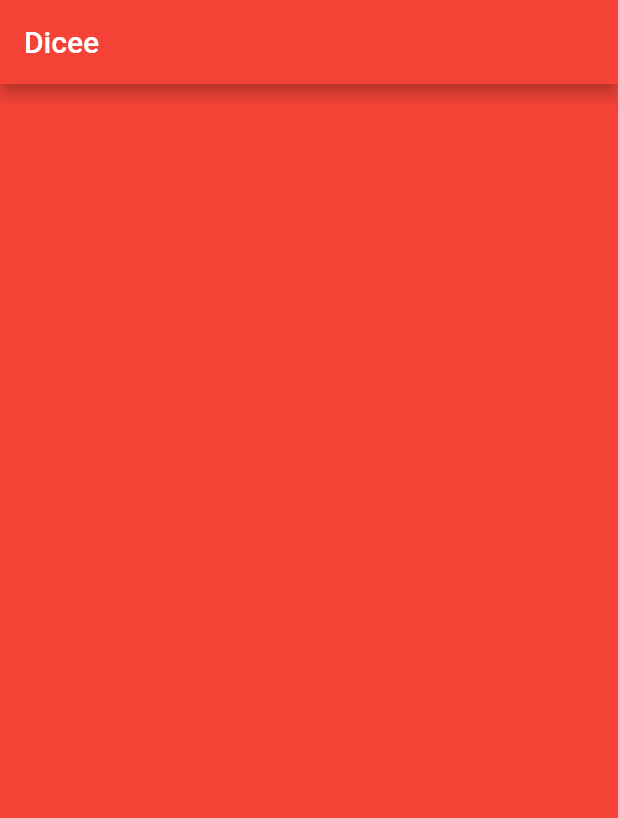
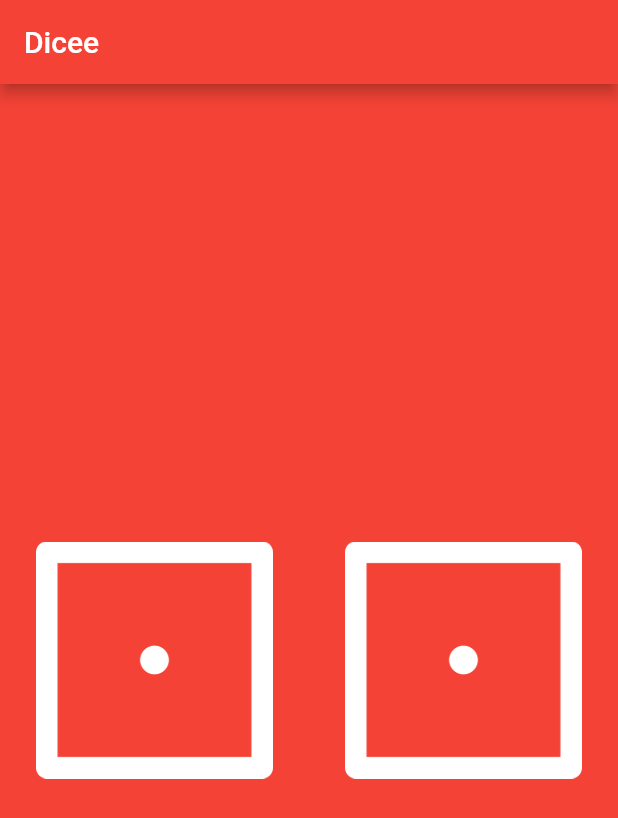
Before and after one commit to londonappbrewery/dicee-flutter, a Flutter app: the screen it shows after launch, on a phone screen of 412 x 824 dp. Shown: the top 818 px of the screen. Run offline on Flutter 3.47's test engine with Material 2 defaults, Android fonts, the light colour scheme and no system bars.

Commit message:
Complete code

```diff
--- a/lib/main.dart
+++ b/lib/main.dart
@@ -1,3 +1,5 @@
+import 'dart:math';
+
 import 'package:flutter/material.dart';
 
 void main() {
@@ -15,9 +17,47 @@
   );
 }
 
-class DicePage extends StatelessWidget {
+class DicePage extends StatefulWidget {
+  @override
+  State<DicePage> createState() => _DicePageState();
+}
+
+class _DicePageState extends State<DicePage> {
+  int leftDiceNumber = 1;
+  int rightDiceNumber = 1;
+
+  void buttonPressed() {
+    leftDiceNumber = Random().nextInt(6) + 1;
+    rightDiceNumber = Random().nextInt(6) + 1;
+  }
+
   @override
   Widget build(BuildContext context) {
-    return Container();
+    return Center(
+      child: Row(
+        children: [
+          Expanded(
+              child: Padding(
+            padding: const EdgeInsets.all(16.0),
+            child: TextButton(
+              onPressed: () {
+                setState(buttonPressed);
+              },
+              child: Image.asset('images/dice$leftDiceNumber.png'),
+            ),
+          )),
+          Expanded(
+              child: Padding(
+            padding: const EdgeInsets.all(16.0),
+            child: TextButton(
+              onPressed: () {
+                setState(buttonPressed);
+              },
+              child: Image.asset('images/dice$rightDiceNumber.png'),
+            ),
+          )),
+        ],
+      ),
+    );
   }
 }
```
